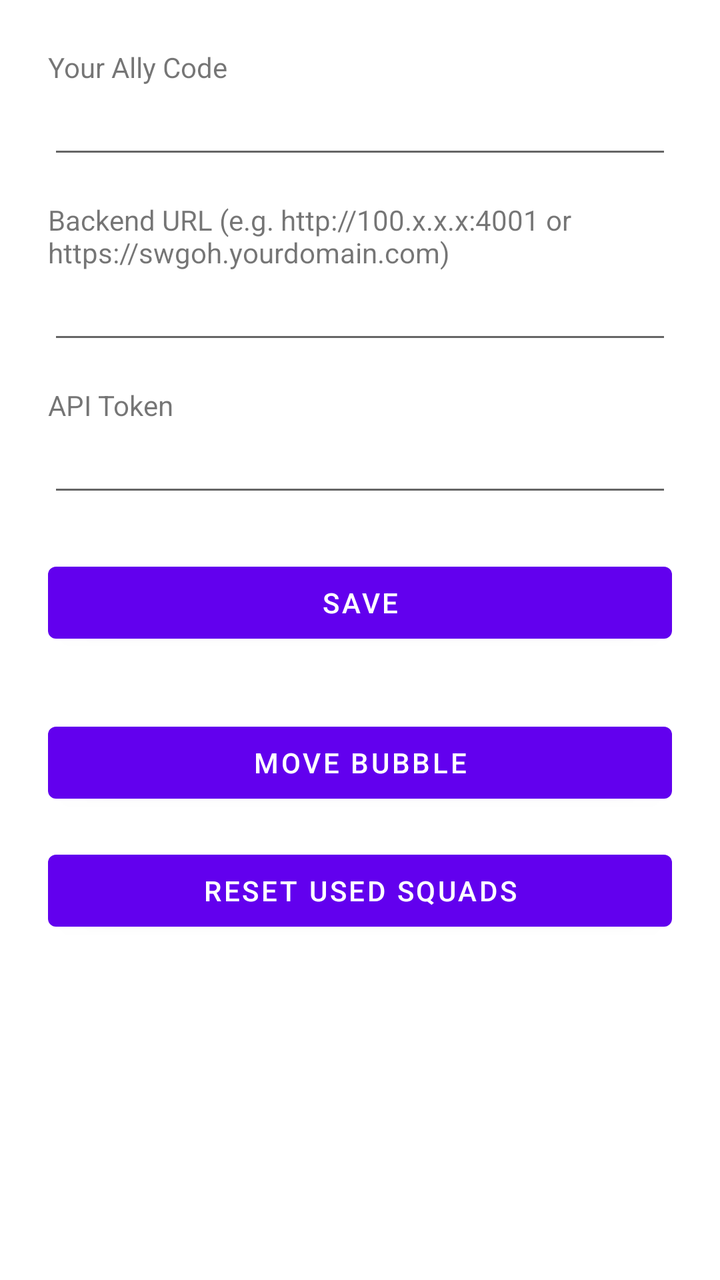
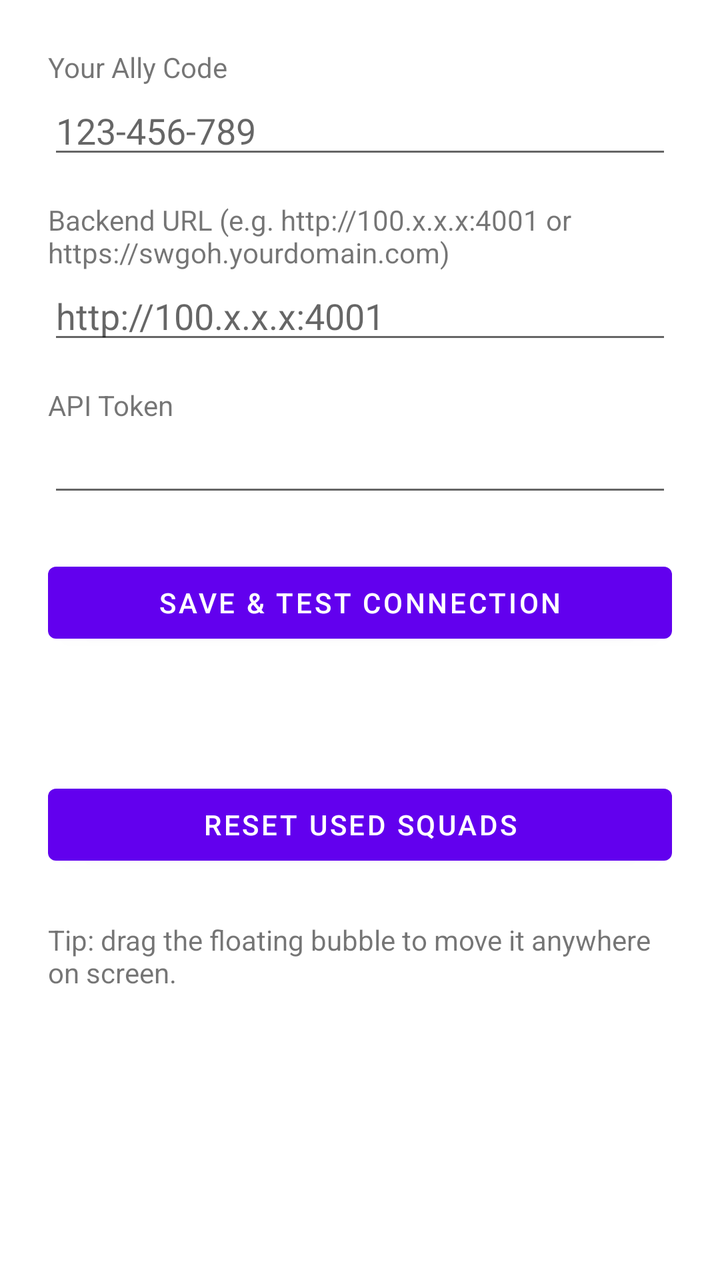

The first picture is an Android layout as it rendered before a commit; the second is the same layout after the commit. The layout source and the unified diff follow.
<!-- AndroidManifest.xml: application theme Theme.SWGOHOverlay -->
<!-- res/layout/activity_settings.xml -->
<?xml version="1.0" encoding="utf-8"?>
<ScrollView xmlns:android="http://schemas.android.com/apk/res/android"
    android:layout_width="match_parent"
    android:layout_height="match_parent">

    <LinearLayout
        android:layout_width="match_parent"
        android:layout_height="wrap_content"
        android:orientation="vertical"
        android:padding="24dp">

        <TextView
            android:layout_width="wrap_content"
            android:layout_height="wrap_content"
            android:text="@string/ally_code_label" />
        <EditText
            android:id="@+id/inputAllyCode"
            android:layout_width="match_parent"
            android:layout_height="wrap_content"
            android:inputType="number"
            android:layout_marginBottom="16dp" />

        <TextView
            android:layout_width="wrap_content"
            android:layout_height="wrap_content"
            android:text="@string/api_base_url_label" />
        <EditText
            android:id="@+id/inputApiBaseUrl"
            android:layout_width="match_parent"
            android:layout_height="wrap_content"
            android:inputType="textUri"
            android:layout_marginBottom="16dp" />

        <TextView
            android:layout_width="wrap_content"
            android:layout_height="wrap_content"
            android:text="@string/api_token_label" />
        <EditText
            android:id="@+id/inputApiToken"
            android:layout_width="match_parent"
            android:layout_height="wrap_content"
            android:inputType="textPassword"
            android:layout_marginBottom="24dp" />

        <Button
            android:id="@+id/btnSave"
            android:layout_width="match_parent"
            android:layout_height="wrap_content"
            android:text="@string/save"
            android:layout_marginBottom="32dp" />

        <Button
            android:id="@+id/btnMoveBubble"
            android:layout_width="match_parent"
            android:layout_height="wrap_content"
            android:text="@string/move_bubble"
            android:layout_marginBottom="16dp" />

        <Button
            android:id="@+id/btnResetSquads"
            android:layout_width="match_parent"
            android:layout_height="wrap_content"
            android:text="@string/reset_squads" />

    </LinearLayout>
</ScrollView>
<!-- resources referenced by this layout -->
<resources>
  <string name="ally_code_label">Your Ally Code</string>
  <string name="api_base_url_label">Backend URL (e.g. http://100.x.x.x:4001 or https://swgoh.yourdomain.com)</string>
  <string name="api_token_label">API Token</string>
  <string name="move_bubble">Move Bubble</string>
  <string name="reset_squads">Reset Used Squads</string>
  <string name="save">Save</string>
  <style name="Theme.SWGOHOverlay" parent="Theme.MaterialComponents.DayNight.NoActionBar" />
</resources>

<!-- the commit's change to res/layout/activity_settings.xml (unified diff, before → after) -->
@@ -1,7 +1,8 @@
 <?xml version="1.0" encoding="utf-8"?>
 <ScrollView xmlns:android="http://schemas.android.com/apk/res/android"
     android:layout_width="match_parent"
-    android:layout_height="match_parent">
+    android:layout_height="match_parent"
+    android:fitsSystemWindows="true">
 
     <LinearLayout
         android:layout_width="match_parent"
@@ -17,7 +18,9 @@
             android:id="@+id/inputAllyCode"
             android:layout_width="match_parent"
             android:layout_height="wrap_content"
-            android:inputType="number"
+            android:inputType="phone"
+            android:hint="123-456-789"
+            android:importantForAutofill="no"
             android:layout_marginBottom="16dp" />
 
         <TextView
@@ -29,6 +32,8 @@
             android:layout_width="match_parent"
             android:layout_height="wrap_content"
             android:inputType="textUri"
+            android:hint="http://100.x.x.x:4001"
+            android:importantForAutofill="no"
             android:layout_marginBottom="16dp" />
 
         <TextView
@@ -40,21 +45,22 @@
             android:layout_width="match_parent"
             android:layout_height="wrap_content"
             android:inputType="textPassword"
+            android:importantForAutofill="no"
             android:layout_marginBottom="24dp" />
 
         <Button
             android:id="@+id/btnSave"
             android:layout_width="match_parent"
             android:layout_height="wrap_content"
-            android:text="@string/save"
-            android:layout_marginBottom="32dp" />
+            android:text="@string/test_connection" />
 
-        <Button
-            android:id="@+id/btnMoveBubble"
+        <TextView
+            android:id="@+id/connectionStatus"
             android:layout_width="match_parent"
             android:layout_height="wrap_content"
-            android:text="@string/move_bubble"
-            android:layout_marginBottom="16dp" />
+            android:layout_marginTop="12dp"
+            android:layout_marginBottom="32dp"
+            android:textIsSelectable="true" />
 
         <Button
             android:id="@+id/btnResetSquads"
@@ -62,5 +68,11 @@
             android:layout_height="wrap_content"
             android:text="@string/reset_squads" />
 
+        <TextView
+            android:layout_width="match_parent"
+            android:layout_height="wrap_content"
+            android:layout_marginTop="24dp"
+            android:text="@string/move_bubble_hint" />
+
     </LinearLayout>
 </ScrollView>
<!-- resource entries referenced after the edit -->
@@ -3,9 +3,9 @@
   <string name="ally_code_label">Your Ally Code</string>
   <string name="api_base_url_label">Backend URL (e.g. http://100.x.x.x:4001 or https://swgoh.yourdomain.com)</string>
   <string name="api_token_label">API Token</string>
-  <string name="move_bubble">Move Bubble</string>
+  <string name="move_bubble_hint">Tip: drag the floating bubble to move it anywhere on screen.</string>
   <string name="reset_squads">Reset Used Squads</string>
-  <string name="save">Save</string>
+  <string name="test_connection">Save &amp; test connection</string>
   <style name="Theme.SWGOHOverlay" parent="Theme.MaterialComponents.DayNight.NoActionBar" />
 </resources>
 
